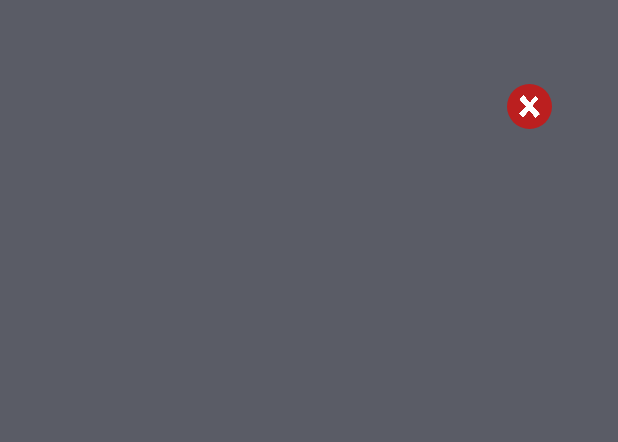
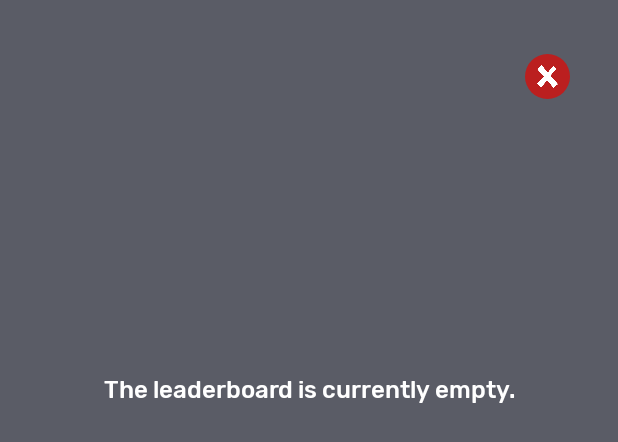
Before and after one commit to ganmatthew/Tetris, an Android app: the layout activity_leaderboard.xml on its own in the app's theme, with its tools: preview values and no code run, on a phone screen of 412 x 824 dp. Shown: the top 442 px of the screen. Run offline under Robolectric (Android 15) with nearby library versions, the phone set to English and light mode, and no system bars.

```diff
--- a/app/src/main/res/layout/activity_leaderboard.xml
+++ b/app/src/main/res/layout/activity_leaderboard.xml
@@ -18,12 +18,28 @@
         app:layout_constraintTop_toTopOf="parent"
         android:focusable="true">
 
+        <TextView
+            android:id="@+id/tv_leaderboard_empty"
+            android:layout_width="0dp"
+            android:layout_height="wrap_content"
+            android:layout_marginStart="32dp"
+            android:layout_marginTop="250dp"
+            android:layout_marginEnd="32dp"
+            android:fontFamily="@font/rubik_medium"
+            android:text="@string/leaderboard_empty"
+            android:textAlignment="center"
+            android:textColor="@color/white"
+            android:textSize="16sp"
+            app:layout_constraintEnd_toEndOf="parent"
+            app:layout_constraintStart_toStartOf="parent"
+            app:layout_constraintTop_toTopOf="parent" />
+
         <ImageButton
             android:id="@+id/btn_leaderboard_exit"
             android:layout_width="30dp"
             android:layout_height="30dp"
-        android:layout_marginTop="56dp"
-        android:layout_marginEnd="44dp"
+            android:layout_marginTop="36dp"
+            android:layout_marginEnd="32dp"
             android:background="@drawable/rounded_button"
             android:backgroundTint="@color/button_close"
             android:scaleType="centerCrop"
@@ -41,6 +57,8 @@
             android:layout_marginEnd="16dp"
             android:layout_marginBottom="32dp"
             android:padding="10dp"
+            android:scrollbars="vertical"
+            app:layoutManager="LinearLayoutManager"
             app:layout_constraintBottom_toBottomOf="parent"
             app:layout_constraintEnd_toEndOf="parent"
             app:layout_constraintStart_toStartOf="parent"
--- a/app/src/main/res/values/strings.xml
+++ b/app/src/main/res/values/strings.xml
@@ -17,6 +17,7 @@
     <string name="leaderboard_default_username">Player</string>
     <string name="leaderboard_default_score_value">58 min 02 sec</string>
     <string name="leaderboard_default_timestamp">09/04/2021 5:08 PM</string>
+    <string name="leaderboard_empty">The leaderboard is currently empty.</string>
 
     <string name="board_score_sprint">Lines Remaining</string>
     <string name="board_score_marathon">Time Remaining</string>
```
Also changed, not shown: app/src/main/java/com/mobdeve/s12/group9/tetris/GameActivity.java (+12 -13 lines), app/src/main/java/com/mobdeve/s12/group9/tetris/MainActivity.java (+47 -7 lines). Lines whose indentation alone changed are shown as unchanged.
